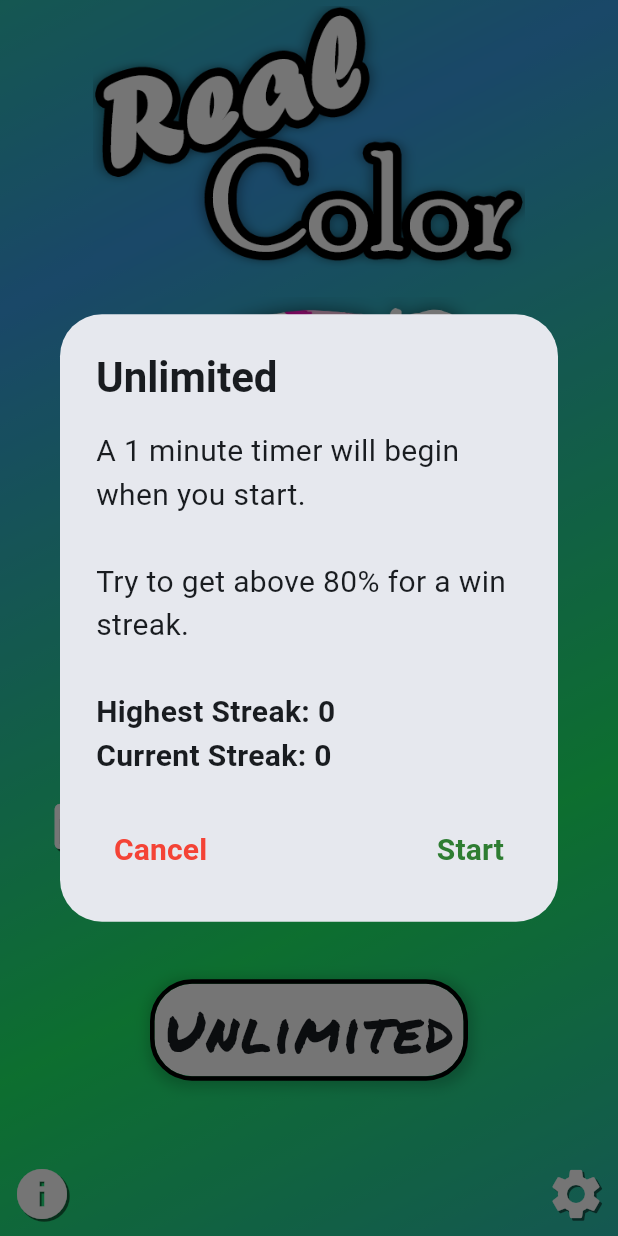
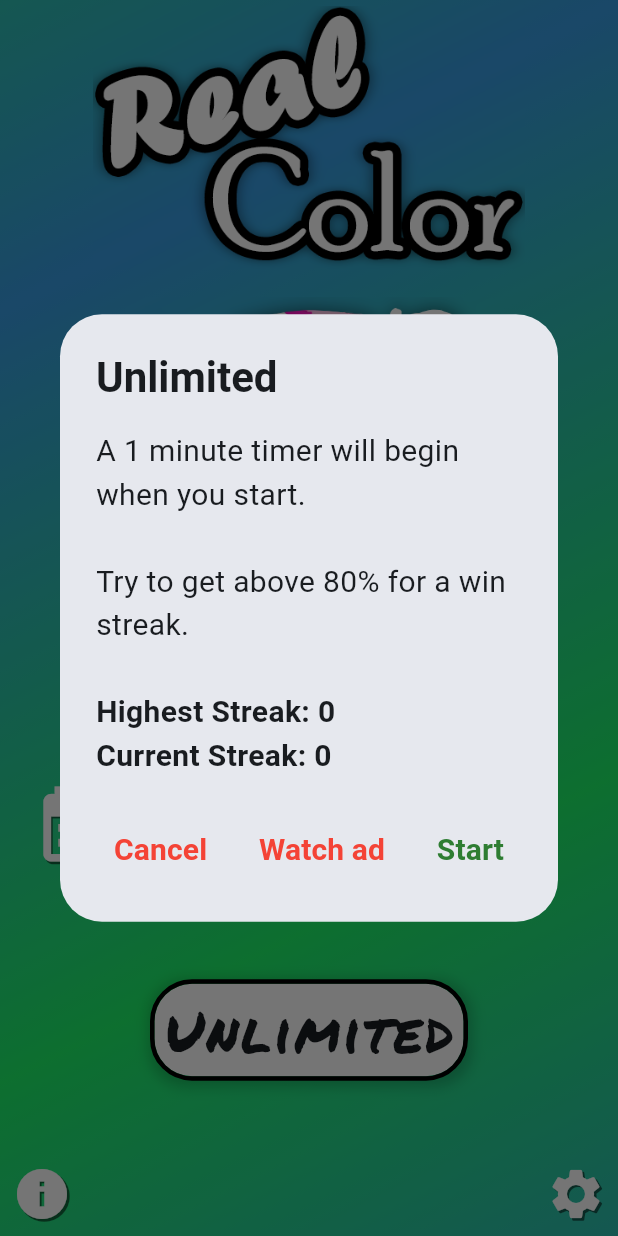
Before and after one commit to JeremyTaraba/realcolor, a Flutter app: the screen it shows after launch, after a tap on "Unlimited", on a phone screen of 412 x 824 dp. Run offline on Flutter 3.47's test engine with Material 3 defaults, Android fonts, the phone set to English and light mode, and no system bars; our stand-ins replace another_flushbar, camera, flutter_spinkit, google_mobile_ads, permission_handler, shared_preferences and 1 more; missing offline and left inert: app_settings, camerawesome, delta_e, purchases_flutter, purchases_ui_flutter.

Commit message:
working on ads

```diff
--- a/lib/main.dart
+++ b/lib/main.dart
@@ -1,8 +1,8 @@
-import 'package:camera/camera.dart';
 import 'package:flutter/material.dart';
 import 'package:purchases_flutter/purchases_flutter.dart';
 import 'package:realcolor/pages/home_page.dart';
 import 'package:realcolor/utilities/api_keys.dart';
+import 'package:google_mobile_ads/google_mobile_ads.dart';
 /*
 Outside Sources:
 Color Dataset from: https://www.kaggle.com/datasets/avi1023/color-names
@@ -13,9 +13,8 @@ In-App Purchases: Revenue Cat
 */
 
 Future<void> main() async {
-  // Ensure that plugin services are initialized so that `availableCameras()`
-  // can be called before `runApp()`
   WidgetsFlutterBinding.ensureInitialized();
+  await MobileAds.instance.initialize();
 
   // revenue cat SDK
   await _configureSDK();
--- a/lib/pages/calendar_page.dart
+++ b/lib/pages/calendar_page.dart
@@ -43,7 +43,9 @@ class _CalendarPageState extends State<CalendarPage> {
 
   @override
   Widget build(BuildContext context) {
-    return SafeArea(
+    return Container(
+      color: Colors.white,
+      child: SafeArea(
         child: Scaffold(
           body: Column(
             children: [
@@ -96,6 +98,7 @@ class _CalendarPageState extends State<CalendarPage> {
                 child: streaksContainer(Colors.orange.shade200, "Current Streak: ", currentStreak),
               ),
             ],
+          ),
         ),
       ),
     );
--- a/lib/pages/home_page.dart
+++ b/lib/pages/home_page.dart
@@ -10,11 +10,7 @@ import 'package:realcolor/utilities/homepage_helpers.dart';
 import '../utilities/variables/globals.dart';
 import '../utilities/widgets/home_page_widgets.dart';
 
-//TODO: Make already big text on screens non resizable
-//TODO: remove the print statements before pushing to app store
-
 //TODO: watch an ad if u want to redo the daily
-//TODO: add animations for transitions
 //TODO: in the settings you can change the time for unlimited mode (highest level will correspond to the time when changing it) Maybe don't put this in settings but put it in the popup for unlimited or do both
 //TODO: if adding a way to change times to unlimited can also add different streak amount to each that only show when you change the time
 //TODO: add an enhanced mode where you get to pick 3 colors each round to choose from. (could be like rogue like where you get buff like 2x score or less time)
--- a/lib/utilities/homepage_helpers.dart
+++ b/lib/utilities/homepage_helpers.dart
@@ -3,6 +3,7 @@ import "package:flutter/material.dart";
 import "package:purchases_flutter/purchases_flutter.dart";
 import "package:purchases_ui_flutter/purchases_ui_flutter.dart";
 import "package:realcolor/pages/calendar_page.dart";
+import "package:realcolor/utilities/functions/rewarded_ad.dart";
 import "package:realcolor/utilities/variables/constants.dart";
 import "package:realcolor/utilities/widgets/home_page_widgets.dart";
 import "package:shared_preferences/shared_preferences.dart";
@@ -105,7 +106,7 @@ Widget dailyButton(text, context, colorListFromJson) {
               onTap: () {
                 Navigator.of(context).push(MaterialPageRoute(builder: (context) => const CalendarPage()));
               },
-              child: dropShadowIcon(Icons.calendar_month),
+              child: dropShadowIcon(Icons.calendar_month, size: 60.0),
             ),
           ),
         ),
@@ -234,6 +235,16 @@ Widget unlimitedButtonDialog(context, nav, SharedPreferences prefs) {
         },
       ),
       TextButton(
+        child: const Text(
+          'Watch ad',
+          style: TextStyle(color: Colors.red, fontWeight: FontWeight.bold, fontSize: 20),
+        ),
+        onPressed: () async {
+          await loadAd();
+          await showAd();
+        },
+      ),
+      TextButton(
         child: Text(
           currentUnlimitedStreakPrefs == 0 ? 'Start' : "Continue",
           style: TextStyle(color: currentUnlimitedStreakPrefs == 0 ? Colors.green[800] : Colors.blue, fontWeight: FontWeight.bold, fontSize: 20),
@@ -243,12 +254,16 @@ Widget unlimitedButtonDialog(context, nav, SharedPreferences prefs) {
           String? promoTimeStr = prefs.getString('promoCodeTime');
 
           if (promoTimeStr != null) {
-            DateTime promoTime = DateTime.parse(promoTimeStr);
-            if (promoTime.isBefore(DateTime.now().add(const Duration(days: 7)))) {
+            DateTime promoTime = DateTime.parse(promoTimeStr).subtract(Duration(days: 8));
+            print(promoTime.toIso8601String());
+            if (promoTime.isAfter(DateTime.now().subtract(const Duration(days: 7)))) {
               // 7 day trial
+              debugPrint("Trial NOT expired");
               await checkCameraPermissionsPushReplace(context, snackBar, nav);
               return;
             }
+            debugPrint("Trial expired");
+
             // trial expired
             // continue
           }
--- a/lib/utilities/variables/globals.dart
+++ b/lib/utilities/variables/globals.dart
@@ -1,3 +1 @@
-import 'package:camera/camera.dart';
-
 List GLOBAL_COLOR_LIST = [];
--- a/lib/utilities/widgets/home_page_widgets.dart
+++ b/lib/utilities/widgets/home_page_widgets.dart
@@ -4,7 +4,7 @@ import 'package:flutter/material.dart';
 import 'package:shared_preferences/shared_preferences.dart';
 import '../variables/constants.dart';
 
-Widget dropShadowIcon(icon) {
+Widget dropShadowIcon(icon, {size = 40.0}) {
   return Stack(
     children: [
       Positioned(
@@ -13,13 +13,13 @@ Widget dropShadowIcon(icon) {
         child: Icon(
           icon,
           color: Colors.black54,
-          size: 41,
+          size: size + 1,
         ),
       ),
       Icon(
         icon,
         color: Colors.white,
-        size: 40,
+        size: size,
       ),
     ],
   );
--- a/pubspec.yaml
+++ b/pubspec.yaml
@@ -49,6 +49,7 @@ dependencies:
   purchases_ui_flutter: ^8.1.0
   table_calendar: ^3.1.2
   another_flushbar: ^1.12.30
+  google_mobile_ads: ^5.1.0
 
 dev_dependencies:
   flutter_test:
```
Also changed, not shown: lib/utilities/functions/rewarded_ad.dart (added, +63 -0 lines), pubspec.lock, 1 other file. Lines whose indentation alone changed are shown as unchanged.
